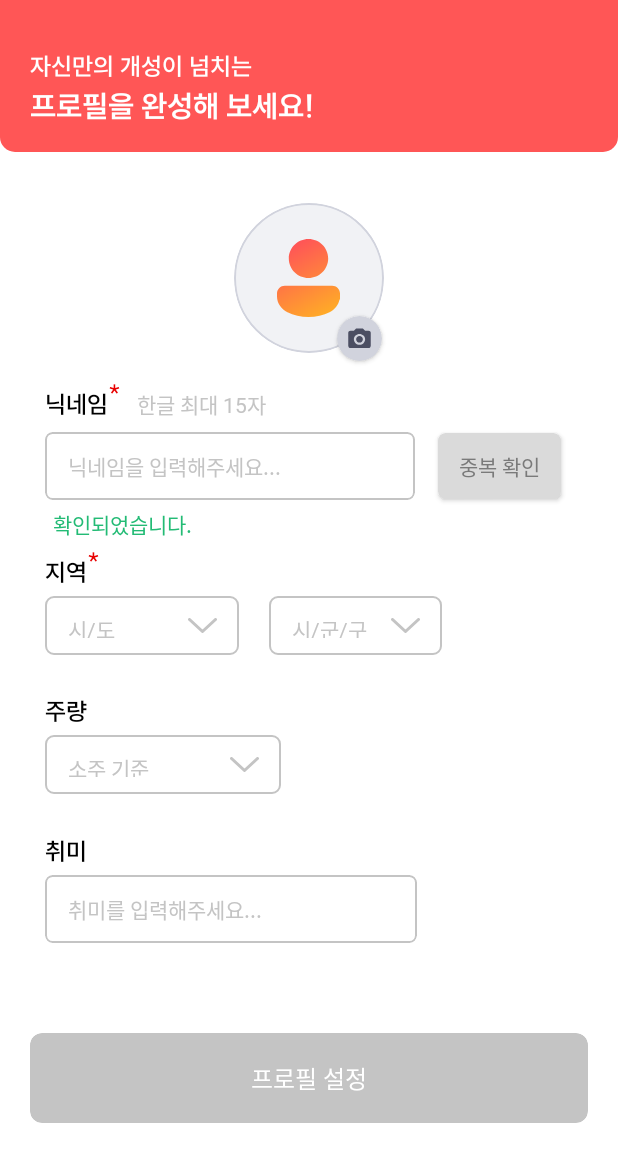
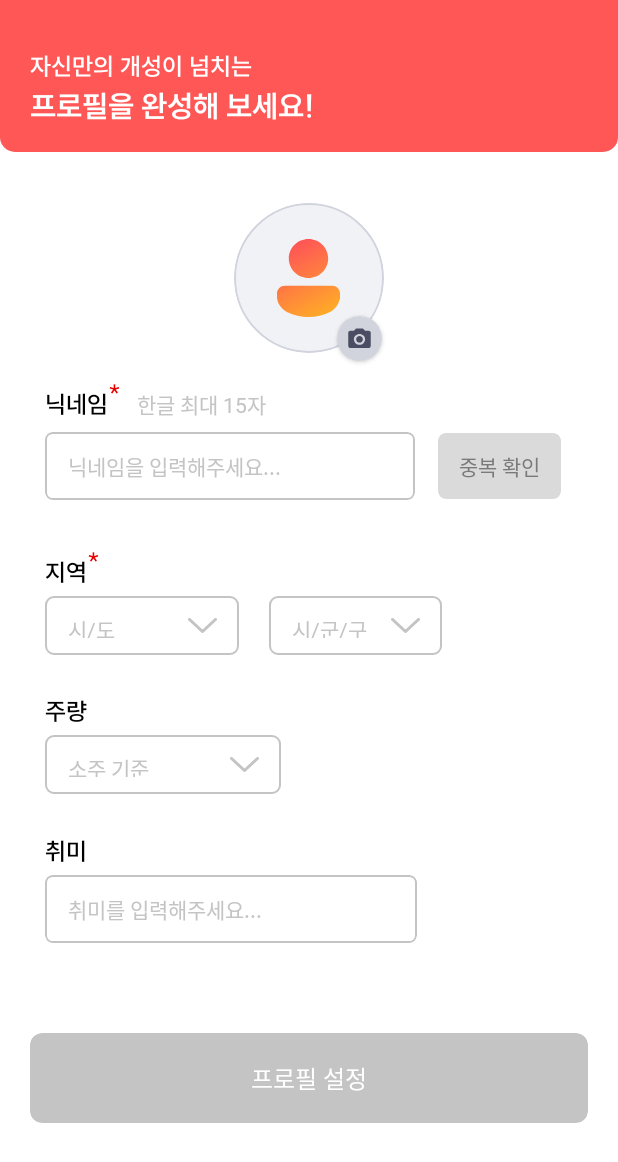
Before and after one commit to JangWoojun/pato, an Android app: the ProfileActivity screen opened directly, with no data from a screen before it, on a phone screen of 412 x 824 dp. Shown: the top 1162 px of the screen. Run offline under Robolectric (Android 15) with nearby library versions, the phone set to English and light mode, and no system bars.

Commit message:
design: 디자인 수정

```diff
--- a/app/src/main/res/layout/activity_profile.xml
+++ b/app/src/main/res/layout/activity_profile.xml
@@ -186,6 +186,7 @@
         </com.google.android.material.card.MaterialCardView>
 
         <androidx.cardview.widget.CardView
+            app:cardElevation="0dp"
             app:cardCornerRadius="5dp"
             android:layout_marginStart="15dp"
             android:layout_width="wrap_content"
@@ -208,6 +209,7 @@
         </androidx.cardview.widget.CardView>
 
         <TextView
+            android:visibility="gone"
             android:id="@+id/duplicate_check_text"
             android:layout_marginStart="5dp"
             android:layout_marginTop="5dp"
```
